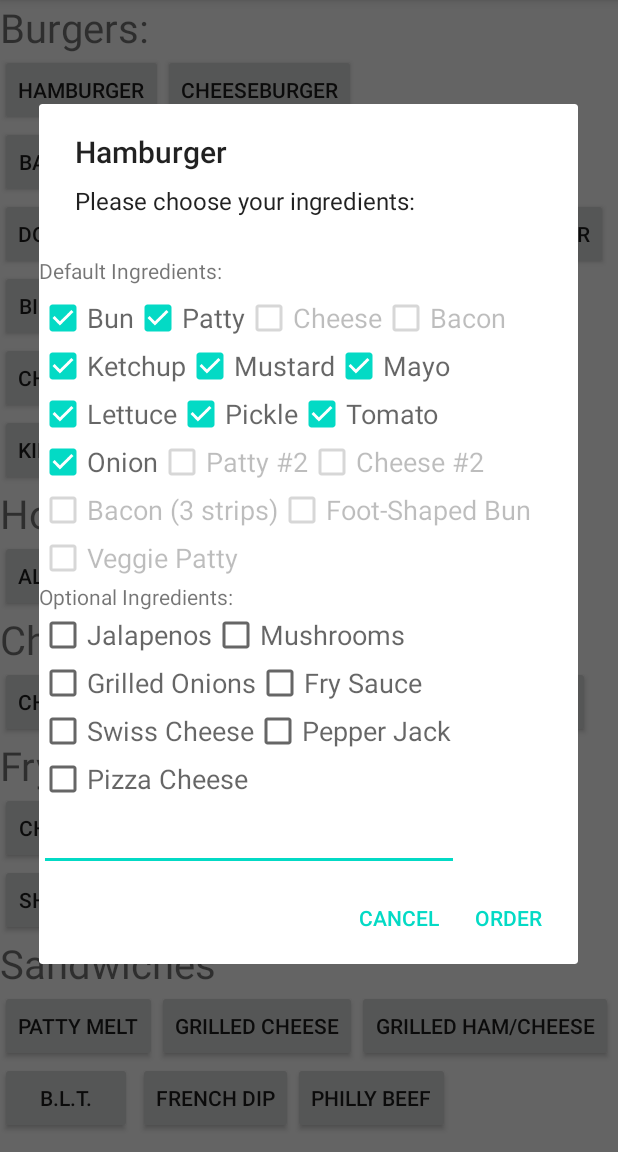
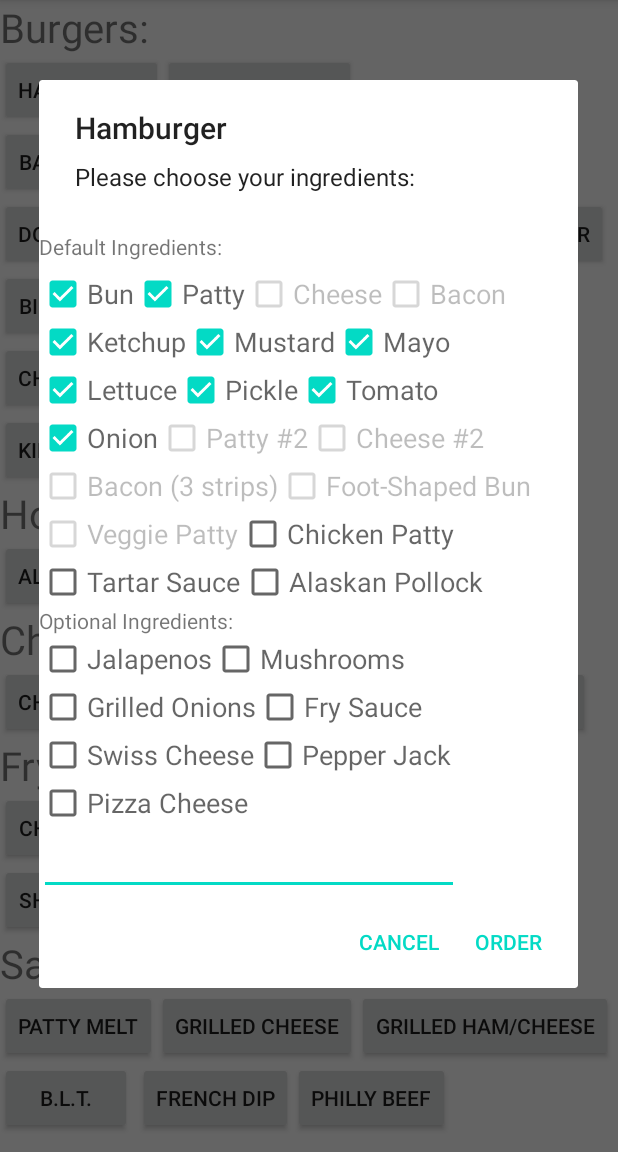
Before and after one commit to Early-Bird-Two-Touch-Point-of-Sale/SylvanCombinedUI, an Android app: the MenuActivity screen opened directly, with no data from a screen before it, after a tap on "HAMBURGER", on a phone screen of 412 x 824 dp, the part 84-1236 px from its top. Run offline under Robolectric (Android 15) with nearby library versions, the phone set to English and light mode, and no system bars.

Commit message:
Added functionality for Chicken, Fish, and Veggie Burgers.

```diff
--- a/app/src/main/res/layout/burger_checkbox.xml
+++ b/app/src/main/res/layout/burger_checkbox.xml
@@ -1,6 +1,46 @@
 <?xml version="1.0" encoding="utf-8"?>
 <RelativeLayout xmlns:android="http://schemas.android.com/apk/res/android"
     android:layout_width="match_parent" android:layout_height="match_parent">
+
+    <CheckBox
+        android:id="@+id/tartarSauceCheckbox"
+        style="?android:attr/textAppearanceMedium"
+        android:layout_width="wrap_content"
+        android:layout_height="wrap_content"
+        android:layout_below="@id/chickenPattyCheckbox"
+        android:layout_alignParentStart="true"
+        android:layout_alignParentLeft="true"
+        android:layout_marginStart="0dp"
+        android:layout_marginLeft="0dp"
+        android:layout_marginTop="0dp"
+        android:text="Tartar Sauce" />
+
+
+    <CheckBox
+        android:id="@+id/AlaskanPollockCheckBox"
+        style="?android:attr/textAppearanceMedium"
+        android:layout_width="wrap_content"
+        android:layout_height="wrap_content"
+        android:layout_below="@+id/veggiePattyCheckbox"
+        android:layout_marginStart="0dp"
+        android:layout_marginLeft="0dp"
+        android:layout_marginTop="0dp"
+        android:layout_toEndOf="@+id/tartarSauceCheckbox"
+        android:layout_toRightOf="@+id/tartarSauceCheckbox"
+        android:text="Alaskan Pollock" />
+
+    <CheckBox
+        android:id="@+id/chickenPattyCheckbox"
+        style="?android:attr/textAppearanceMedium"
+        android:layout_width="wrap_content"
+        android:layout_height="wrap_content"
+        android:layout_below="@+id/footBunCheckBox"
+        android:layout_marginStart="0dp"
+        android:layout_marginLeft="0dp"
+        android:layout_marginTop="0dp"
+        android:layout_toEndOf="@+id/veggiePattyCheckbox"
+        android:layout_toRightOf="@+id/veggiePattyCheckbox"
+        android:text="Chicken Patty" />
 
     <CheckBox
         android:id="@+id/bigfootBaconCheckBox"
@@ -221,7 +261,7 @@
         android:id="@+id/optionalTextView"
         android:layout_width="wrap_content"
         android:layout_height="wrap_content"
-        android:layout_below="@+id/veggiePattyCheckbox"
+        android:layout_below="@+id/tartarSauceCheckbox"
         android:layout_alignParentStart="true"
         android:layout_alignParentLeft="true"
         android:layout_marginStart="0dp"
```
Also changed, not shown: app/src/main/java/com/example/sylvancombinedui/MenuActivity.java (+75 -3 lines).
